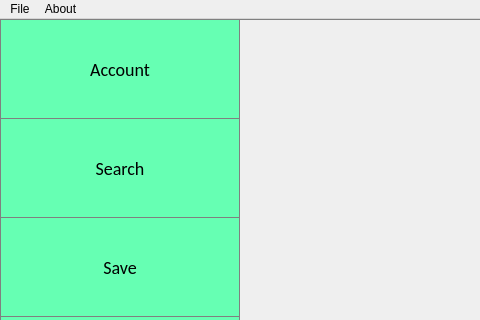
This is MarketGame/mainwindow.ui in plagentile/Market_Game as Qt 5 draws it before an edit; both pictures show x 0 to 480 and y 0 to 320 of the 1120 by 613 pixel window. The edited form follows.
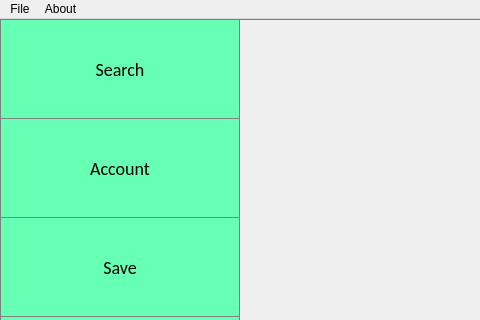
This is the edited form.

```diff
--- a/MarketGame/mainwindow.ui
+++ b/MarketGame/mainwindow.ui
@@ -130,19 +130,6 @@
         </property>
        </spacer>
       </item>
-      <item>
-       <widget class="QPushButton" name="accountButton">
-        <property name="sizePolicy">
-         <sizepolicy hsizetype="Minimum" vsizetype="MinimumExpanding">
-          <horstretch>0</horstretch>
-          <verstretch>0</verstretch>
-         </sizepolicy>
-        </property>
-        <property name="text">
-         <string>Account</string>
-        </property>
-       </widget>
-      </item>
       <item>
        <widget class="QPushButton" name="searchButton">
         <property name="sizePolicy">
@@ -168,6 +155,19 @@
         </property>
        </widget>
       </item>
+      <item>
+       <widget class="QPushButton" name="accountButton">
+        <property name="sizePolicy">
+         <sizepolicy hsizetype="Minimum" vsizetype="MinimumExpanding">
+          <horstretch>0</horstretch>
+          <verstretch>0</verstretch>
+         </sizepolicy>
+        </property>
+        <property name="text">
+         <string>Account</string>
+        </property>
+       </widget>
+      </item>
       <item>
        <widget class="QPushButton" name="saveButton">
         <property name="sizePolicy">
```
